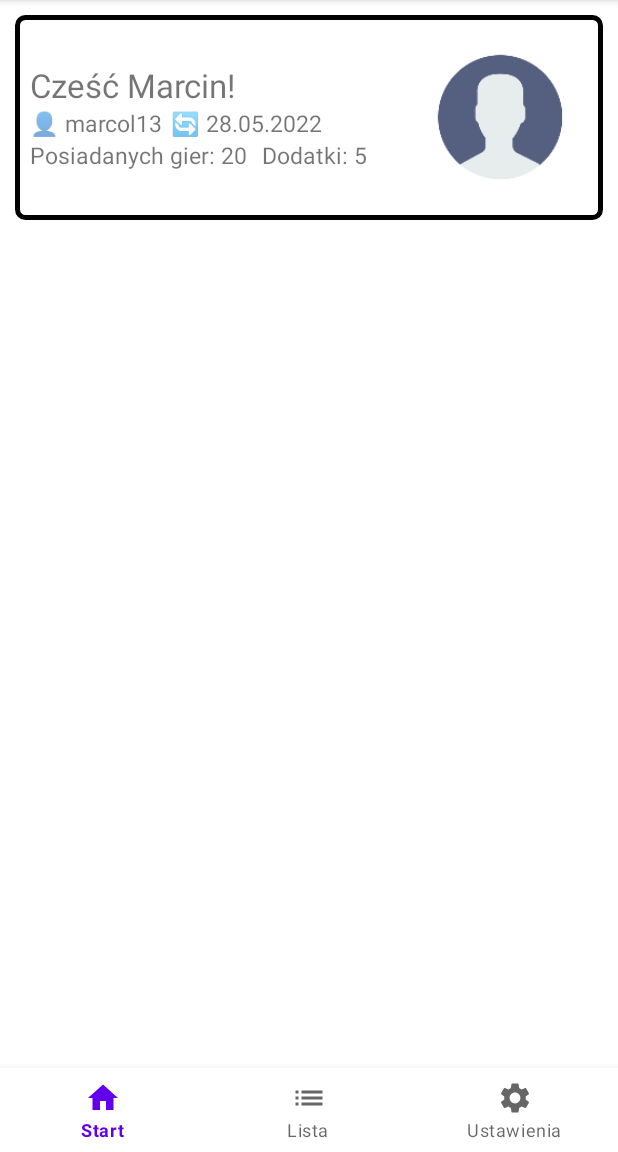
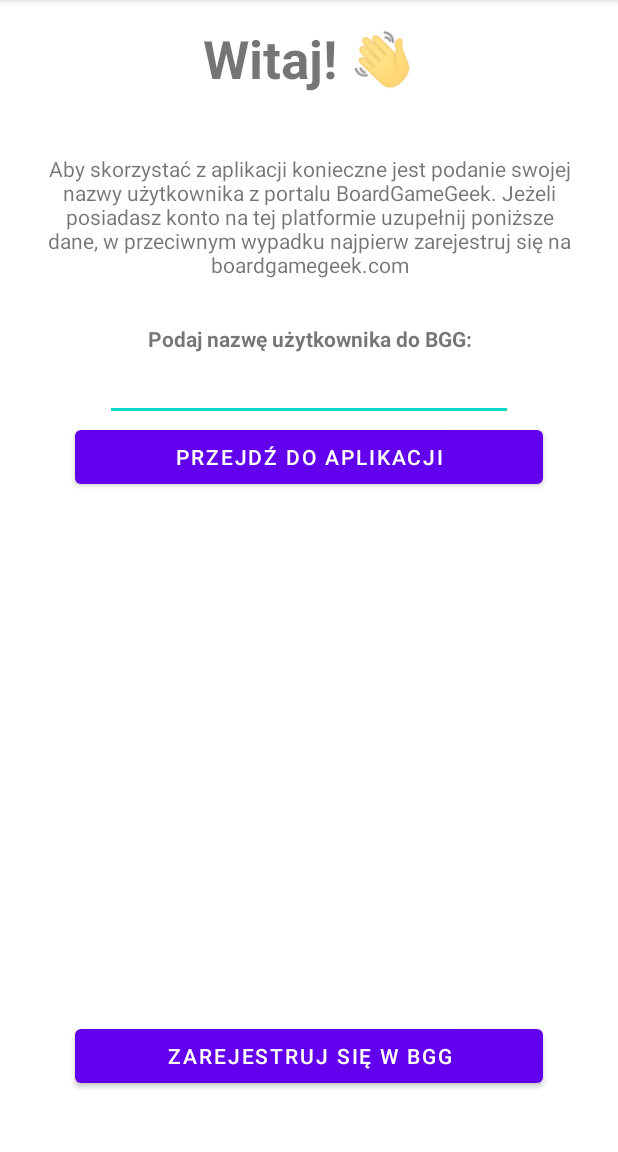
Before and after one commit to marcol13/board-game-geek-ext, an Android app: the screen it shows after launch (MainActivity before the commit, InitialConfiguration after it), on a phone screen of 412 x 824 dp, the part 84-1236 px from its top. Run offline under Robolectric (Android 15) with nearby library versions, the phone set to English and light mode, and no system bars.

Commit message:
add init activity

```diff
--- a/app/src/main/AndroidManifest.xml
+++ b/app/src/main/AndroidManifest.xml
@@ -10,6 +10,9 @@
         android:supportsRtl="true"
         android:theme="@style/Theme.BoardGameGeekExt">
         <activity
+            android:name=".InitialConfiguration"
+            android:exported="false" />
+        <activity
             android:name=".MainActivity"
             android:exported="true">
             <intent-filter>
--- /dev/null
+++ b/app/src/main/java/com/example/boardgamegeekext/InitialConfiguration.kt
@@ -0,0 +1,33 @@
+package com.example.boardgamegeekext
+
+import android.content.Intent
+import android.net.Uri
+import android.os.Bundle
+import android.view.View
+import android.widget.Button
+import androidx.appcompat.app.AppCompatActivity
+
+
+class InitialConfiguration : AppCompatActivity() {
+
+    lateinit var goToApp : Button
+    lateinit var registerInWebsite : Button
+
+    override fun onCreate(savedInstanceState: Bundle?) {
+        super.onCreate(savedInstanceState)
+        setContentView(R.layout.activity_initial_configuration)
+
+        goToApp = findViewById(R.id.accept_nick_name_initial_button)
+        registerInWebsite = findViewById(R.id.go_to_website_initial_button)
+
+        registerInWebsite.setOnClickListener(object : View.OnClickListener {
+
+            var uriUrl = Uri.parse("https://boardgamegeek.com")
+            var launchBrowser = Intent(Intent.ACTION_VIEW, uriUrl)
+
+            override fun onClick(arg0: View?) {
+                startActivity(launchBrowser)
+            }
+        })
+    }
+}
--- a/app/src/main/java/com/example/boardgamegeekext/MainActivity.kt
+++ b/app/src/main/java/com/example/boardgamegeekext/MainActivity.kt
@@ -1,5 +1,6 @@
 package com.example.boardgamegeekext
 
+import android.content.Intent
 import androidx.appcompat.app.AppCompatActivity
 import android.os.Bundle
 import android.util.Log
@@ -22,16 +23,13 @@
         super.onCreate(savedInstanceState)
         setContentView(R.layout.activity_main)
 
+        val intent = Intent(this, InitialConfiguration::class.java)
+        startActivity(intent)
+
         val dbHandler = DatabaseHelper(this, null, null, 1)
         val user = User("Marcin", "marcol13")
 
         dbHandler.addUser(user)
-
-//        var user2 : User? = null
-//
-//        user2 = dbHandler.selectUserInfo()
-//
-//        Log.d("2137", user2!!.nickname)
 
         bottomNavigation = findViewById(R.id.bottom_navigation)
 
--- /dev/null
+++ b/app/src/main/res/layout/activity_initial_configuration.xml
@@ -0,0 +1,87 @@
+<?xml version="1.0" encoding="utf-8"?>
+<LinearLayout xmlns:android="http://schemas.android.com/apk/res/android"
+    xmlns:tools="http://schemas.android.com/tools"
+    android:layout_width="match_parent"
+    android:layout_height="match_parent"
+    tools:context=".InitialConfiguration"
+    android:orientation="vertical">
+
+    <LinearLayout
+        android:layout_width="match_parent"
+        android:layout_height="match_parent"
+        android:orientation="vertical">
+
+        <TextView
+            android:layout_width="match_parent"
+            android:layout_height="wrap_content"
+            android:gravity="center"
+            android:textSize="35sp"
+            android:layout_marginTop="15dp"
+            android:textStyle="bold"
+            android:text="Witaj! 👋" />
+
+        <LinearLayout
+            android:layout_width="match_parent"
+            android:layout_height="match_parent"
+            android:orientation="vertical"
+            android:layout_marginTop="40dp"
+            android:paddingHorizontal="20dp">
+
+            <TextView
+                android:layout_width="match_parent"
+                android:layout_height="wrap_content"
+                android:textAlignment="center"
+                android:text="Aby skorzystać z aplikacji konieczne jest podanie swojej nazwy użytkownika z portalu BoardGameGeek. Jeżeli posiadasz konto na tej platformie uzupełnij poniższe dane, w przeciwnym wypadku najpierw zarejestruj się na boardgamegeek.com"/>
+
+            <TextView
+                android:layout_width="match_parent"
+                android:layout_height="wrap_content"
+                android:layout_marginTop="30dp"
+                android:textAlignment="center"
+                android:textStyle="bold"
+                android:text="Podaj nazwę użytkownika do BGG:"/>
+
+            <EditText
+                android:id="@+id/nick_name_initial_edit"
+                android:layout_height="wrap_content"
+                android:layout_width="match_parent"
+                android:layout_marginHorizontal="50dp"
+                android:textAlignment="center"
+                />
+
+            <Button
+                android:id="@+id/accept_nick_name_initial_button"
+                android:layout_height="wrap_content"
+                android:layout_width="match_parent"
+                android:layout_marginHorizontal="30dp"
+                android:text="Przejdź do aplikacji"/>
+
+            <TextView
+                android:id="@+id/error_initial_text"
+                android:layout_width="match_parent"
+                android:layout_height="wrap_content"
+                android:layout_marginTop="30dp"
+                android:textAlignment="center"
+                android:textStyle="bold"
+                android:textColor="@color/red"
+                android:text=""/>
+
+            <Space
+                android:layout_width="match_parent"
+                android:layout_height="0dp"
+                android:layout_weight="1"/>
+
+            <Button
+                android:id="@+id/go_to_website_initial_button"
+                android:layout_height="wrap_content"
+                android:layout_width="match_parent"
+                android:layout_marginHorizontal="30dp"
+                android:text="Zarejestruj się w BGG"
+                android:layout_marginBottom="40dp"
+                android:layout_gravity="bottom"/>
+
+        </LinearLayout>
+
+    </LinearLayout>
+
+</LinearLayout>
--- a/app/src/main/res/values/colors.xml
+++ b/app/src/main/res/values/colors.xml
@@ -7,4 +7,5 @@
     <color name="teal_700">#FF018786</color>
     <color name="black">#FF000000</color>
     <color name="white">#FFFFFFFF</color>
+    <color name="red">#F44336</color>
 </resources>
```
